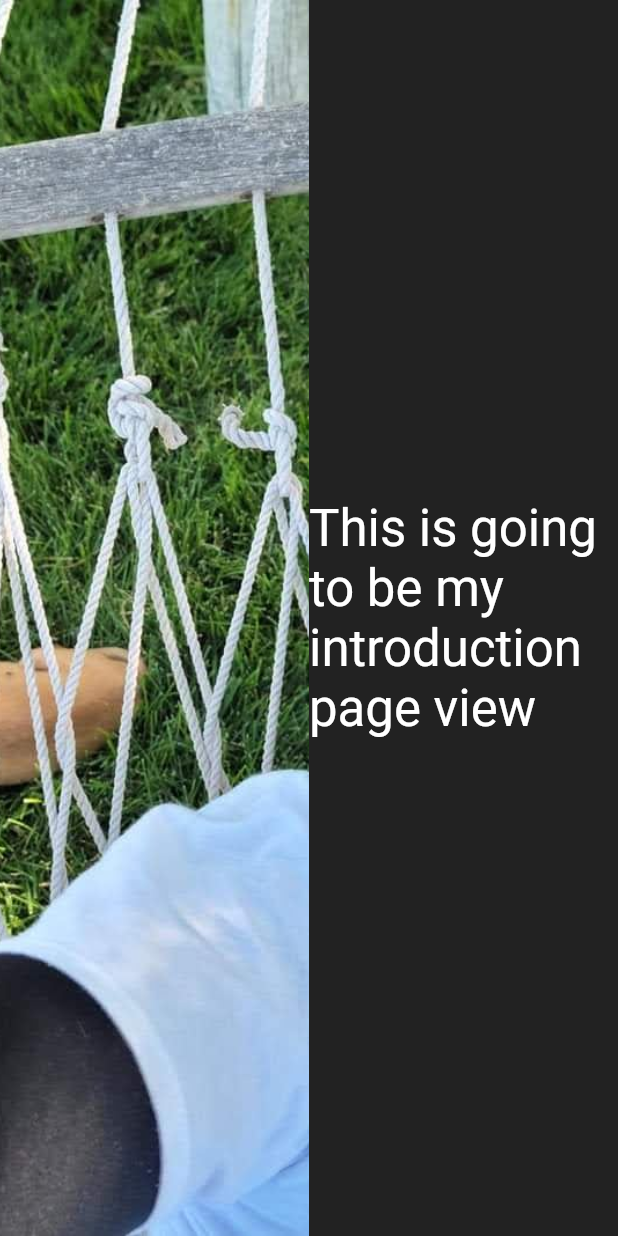
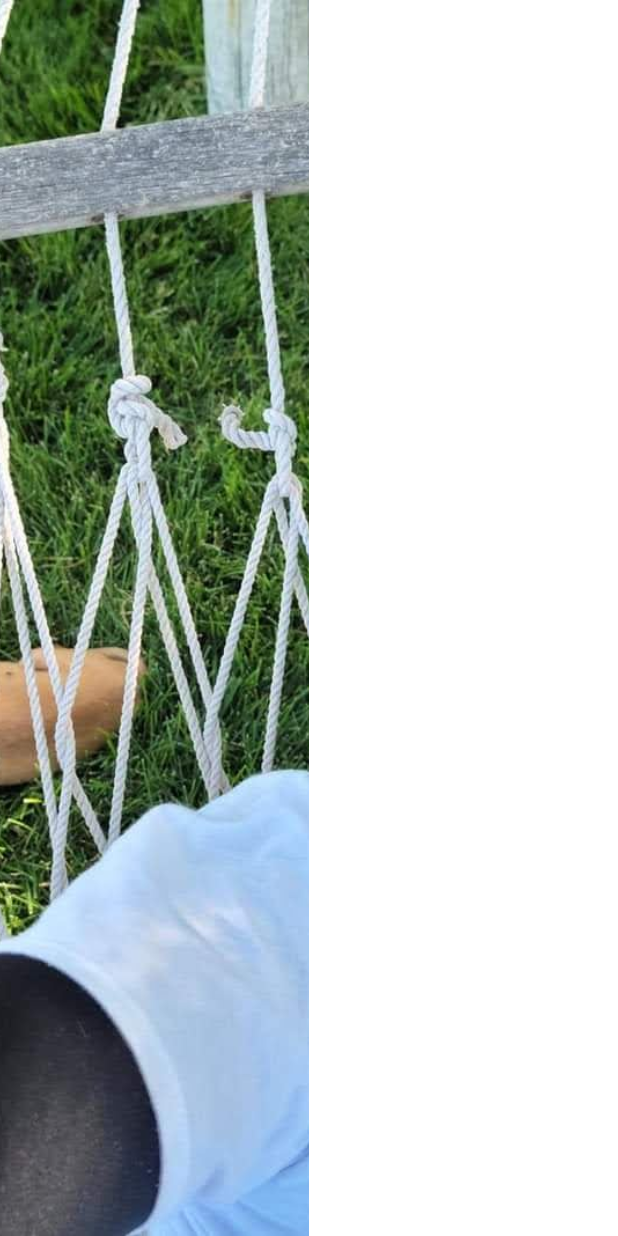
Before and after one commit to abasu0713/my-personal-website, a Flutter app: the screen it shows after launch, on a phone screen of 412 x 824 dp. Run offline on Flutter 3.47's test engine with Material 2 defaults, Android fonts, the phone set to English and light mode, and no system bars; our stand-ins replace animated_splash_screen, page_transition.

Commit message:
Saving tested changes to UI layout for introduction screen

```diff
--- a/lib/screens+views/home_screen.dart
+++ b/lib/screens+views/home_screen.dart
@@ -1,6 +1,8 @@
 
 
 import 'package:flutter/material.dart';
+
+import 'introduction.dart';
 
 class MyHomePageView extends StatelessWidget {
   const MyHomePageView({Key? key}) : super(key: key);
@@ -14,12 +16,7 @@ class MyHomePageView extends StatelessWidget {
         controller: _controller,
         scrollDirection: Axis.vertical,
         children: <Widget>[
-          Center(
-              child: Text("This is going to be my introduction page view",
-                  style: Theme.of(context).textTheme.headline4!
-                      .copyWith(color: Colors.white)
-              )
-          ),
+          const MyIntroductionView(),
           Center(
               child: Text("This is going to be my services page view",
                   style: Theme.of(context).textTheme.headline4!
--- a/lib/utils/themes/dark.dart
+++ b/lib/utils/themes/dark.dart
@@ -1,6 +1,19 @@
 import 'package:flutter/material.dart';
 
 ThemeData myDarkTheme = ThemeData(
-  primarySwatch: Colors.brown,
-  scaffoldBackgroundColor: Colors.black87,
+  colorScheme: ColorScheme.fromSwatch(
+    primarySwatch: Colors.brown,
+    brightness: Brightness.dark,
+    backgroundColor: Colors.black87,
+  ),
+  scaffoldBackgroundColor: Colors.white30,
+  elevatedButtonTheme: ElevatedButtonThemeData(
+    style: ButtonStyle(
+      padding: MaterialStateProperty.all<EdgeInsets>(const EdgeInsets.all(16)),
+      shape: MaterialStateProperty.all<RoundedRectangleBorder>(
+        RoundedRectangleBorder(borderRadius: BorderRadius.circular(12)),
+      ),
+      backgroundColor: MaterialStateProperty.all<Color>(Colors.blue.shade800)
+    ),
+  ),
 );
```
Also changed, not shown: lib/screens+views/introduction.dart (added, +35 -0 lines).
